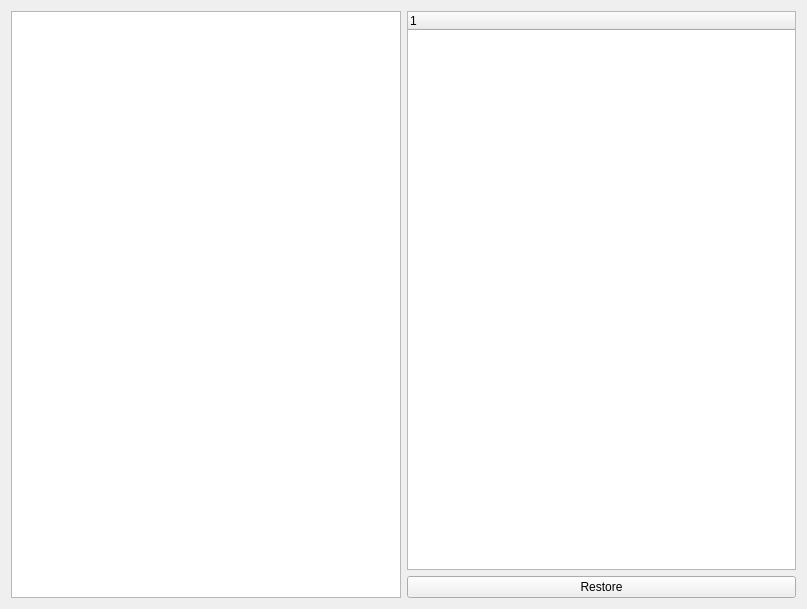
Qt form restore/src/restore.ui (mtboswell/syncer) before a commit.
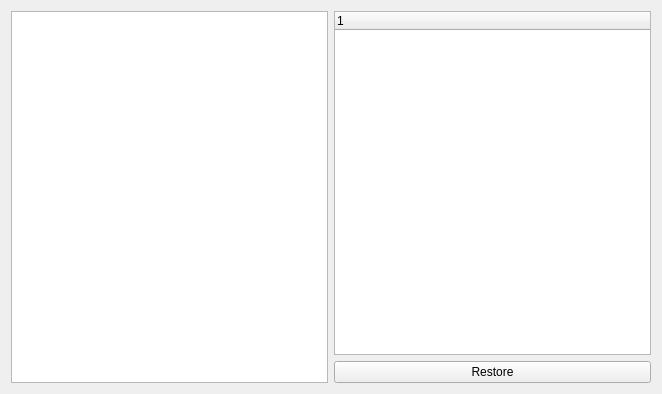
The same form after that commit.

```diff
--- a/restore/src/restore.ui
+++ b/restore/src/restore.ui
@@ -6,8 +6,8 @@
    <rect>
     <x>0</x>
     <y>0</y>
-    <width>807</width>
-    <height>609</height>
+    <width>662</width>
+    <height>394</height>
    </rect>
   </property>
   <property name="windowTitle">
```
Left out of the diff: 2 changed lines with no effect on the pictures.
